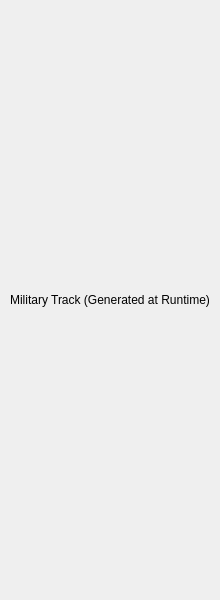
Before: the Qt Designer form 7Wonders/UI/MilitaryTrackWidget.ui in lydiagroza/ProjectMC, drawn with Qt 5.
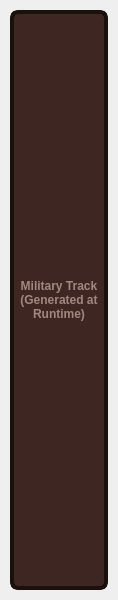
After: the same form once the commit is applied.

Patch:
```diff
--- a/7Wonders/UI/MilitaryTrackWidget.ui
+++ b/7Wonders/UI/MilitaryTrackWidget.ui
@@ -28,6 +28,13 @@
    </property>
    <item>
     <widget class="QFrame" name="trackContainer">
+     <property name="styleSheet">
+      <string notr="true">#trackContainer { 
+  background-color: #3E2723; 
+  border: 4px solid #1a100c; 
+  border-radius: 8px; 
+}</string>
+     </property>
      <property name="frameShape">
       <enum>QFrame::Shape::NoFrame</enum>
      </property>
@@ -58,6 +65,12 @@
         <property name="alignment">
          <set>Qt::AlignCenter</set>
         </property>
+        <property name="styleSheet">
+         <string notr="true">color: #A1887F; font-weight: bold;</string>
+        </property>
+        <property name="wordWrap">
+         <bool>true</bool>
+        </property>
        </widget>
       </item>
      </layout>
```
